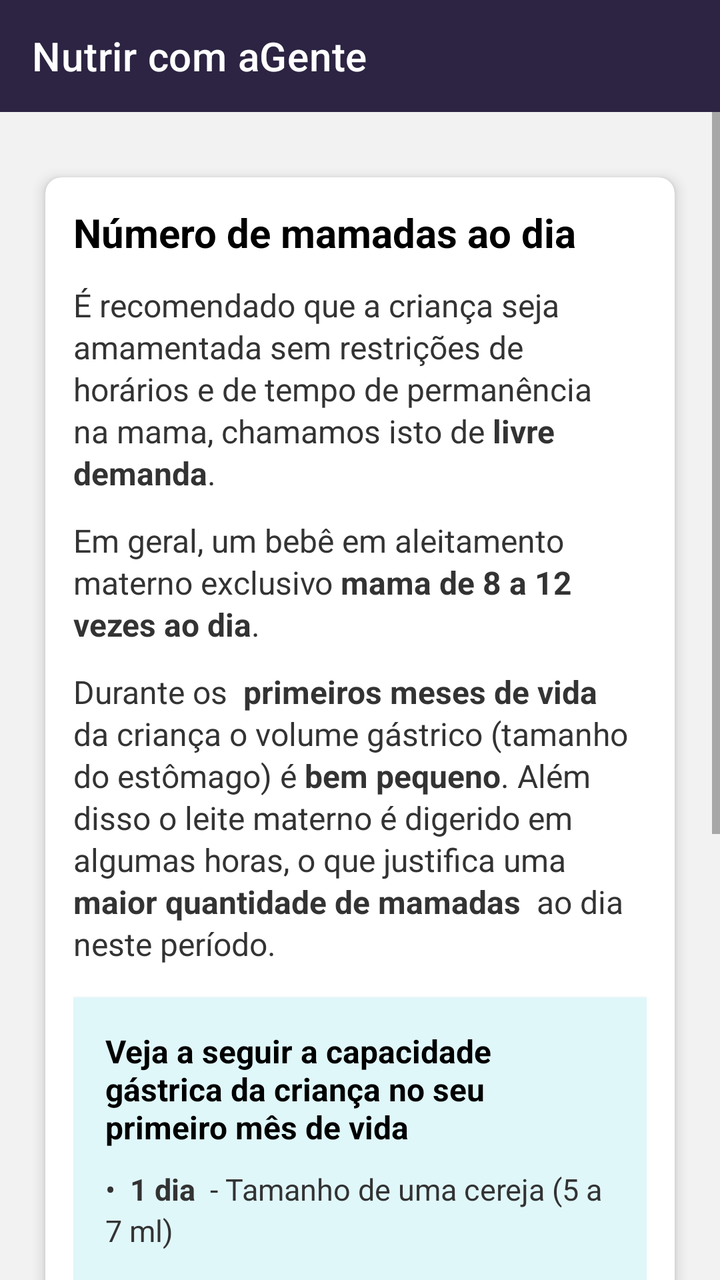
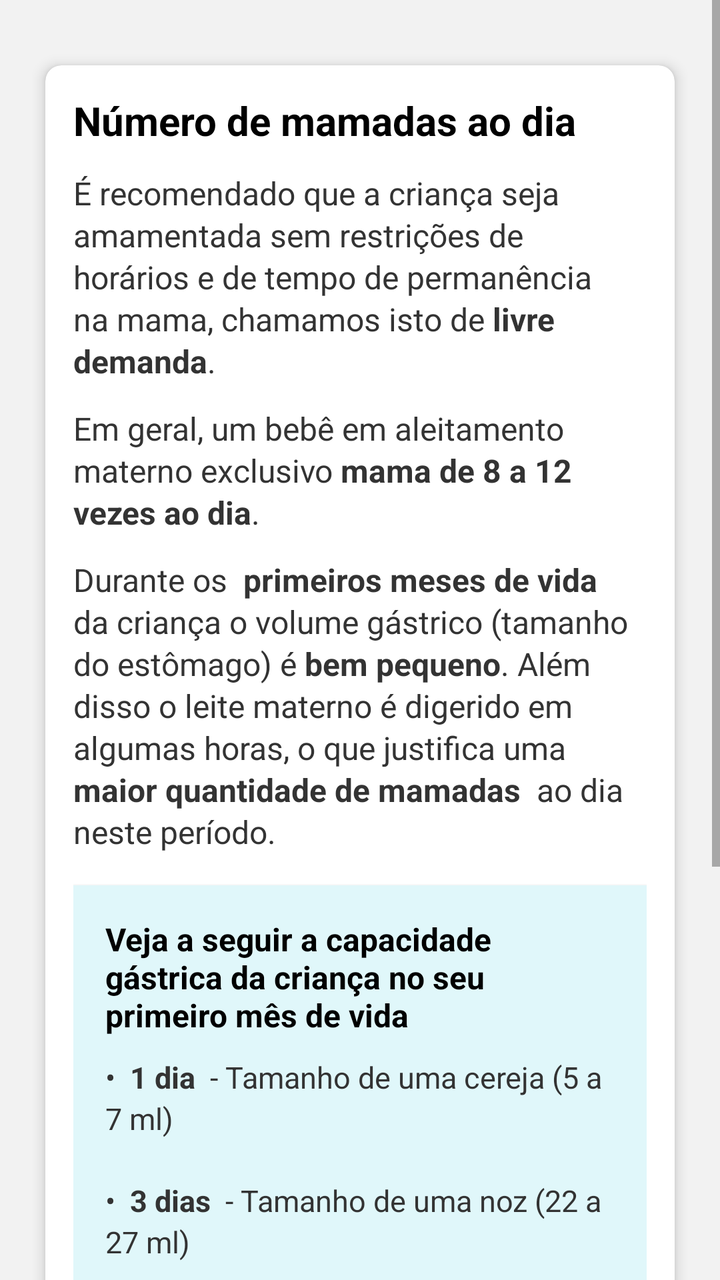

Compare the two renders of this Android layout. The source of the first and the diff that turns it into the second are given below.
<!-- AndroidManifest.xml: application theme Theme.NutrirAGente -->
<!-- res/layout/n_breastfeeding.xml -->
<?xml version="1.0" encoding="utf-8"?>
<LinearLayout xmlns:android="http://schemas.android.com/apk/res/android"
    xmlns:app="http://schemas.android.com/apk/res-auto"
    android:orientation="vertical"
    android:layout_width="match_parent"
    android:layout_height="match_parent"
    android:background="#F2F2F2">

    
    <androidx.appcompat.widget.Toolbar
        android:id="@+id/toolbar"
        android:layout_width="match_parent"
        android:layout_height="?attr/actionBarSize"
        android:background="#2C2442"
        app:title="@string/app_name"
        app:titleTextColor="@android:color/white"/>

    
    <ScrollView
        android:layout_width="match_parent"
        android:layout_height="match_parent"
        android:fillViewport="true">

        <LinearLayout
            android:layout_width="match_parent"
            android:layout_height="wrap_content"
            android:orientation="vertical"
            android:padding="16dp">

            
            <androidx.cardview.widget.CardView
                android:layout_width="match_parent"
                android:layout_height="wrap_content"
                android:layout_marginTop="8dp"
                android:layout_marginBottom="16dp"
                app:cardCornerRadius="8dp"
                app:cardElevation="4dp"
                app:cardUseCompatPadding="true">

                <LinearLayout
                    android:layout_width="match_parent"
                    android:layout_height="wrap_content"
                    android:orientation="vertical"
                    android:padding="14dp">

                    <LinearLayout
                        android:layout_width="match_parent"
                        android:layout_height="wrap_content"
                        android:orientation="vertical">

                        
                        <TextView
                            android:id="@+id/tvTitulo"
                            android:layout_width="wrap_content"
                            android:layout_height="wrap_content"
                            android:text="Número de mamadas ao dia"
                            android:textSize="20sp"
                            android:textStyle="bold"
                            android:textColor="#000000"
                            android:layout_marginBottom="12dp"/>

                        
                        <TextView
                            android:id="@+id/tvTextoPrincipal1"
                            android:layout_width="match_parent"
                            android:layout_height="wrap_content"
                            android:text="@string/mamadatext"
                            android:textSize="16sp"
                            android:textColor="#333333"
                            android:lineSpacingExtra="2dp"
                            android:layout_marginBottom="12dp"/>
                        <TextView
                            android:id="@+id/tvTextoPrincipal2"
                            android:layout_width="match_parent"
                            android:layout_height="wrap_content"
                            android:text="@string/mamadatext2"
                            android:textSize="16sp"
                            android:textColor="#333333"
                            android:lineSpacingExtra="2dp"
                            android:layout_marginBottom="12dp"/>

                        
                        <TextView
                            android:id="@+id/tvTextoSecundario1"
                            android:layout_width="match_parent"
                            android:layout_height="wrap_content"
                            android:text="@string/mamadatext3"
                            android:textSize="16sp"
                            android:textColor="#333333"
                            android:lineSpacingExtra="2dp"
                            android:layout_marginBottom="16dp"/>

                        
                        <LinearLayout
                            android:id="@+id/cardCapacidadeGastrica1"
                            android:layout_width="match_parent"
                            android:layout_height="wrap_content"
                            android:orientation="vertical"
                            android:background="#E0F7FA"
                            android:padding="16dp"
                            android:layout_marginBottom="20dp"
                            android:elevation="2dp">

                            <TextView
                                android:id="@+id/tvCardTitulo"
                                android:layout_width="wrap_content"
                                android:layout_height="wrap_content"
                                android:text="Veja a seguir a capacidade gástrica da criança no seu primeiro mês de vida"
                                android:textSize="16sp"
                                android:textStyle="bold"
                                android:textColor="#000000"
                                android:layout_marginBottom="10dp"/>

                            <TextView
                                android:id="@+id/tvCardLista1"
                                android:layout_width="wrap_content"
                                android:layout_height="wrap_content"
                                android:text="@string/mamadatext41"
                                android:textSize="15sp"
                                android:textColor="#333333"
                                android:lineSpacingExtra="3dp"/>

                            <TextView
                                android:id="@+id/tvCardLista2"
                                android:layout_width="wrap_content"
                                android:layout_height="wrap_content"
                                android:text="@string/mamadatext42"
                                android:textSize="15sp"
                                android:textColor="#333333"
                                android:lineSpacingExtra="3dp"/>

                            <TextView
                                android:id="@+id/tvCardLista3"
                                android:layout_width="wrap_content"
                                android:layout_height="wrap_content"
                                android:text="@string/mamadatext43"
                                android:textSize="15sp"
                                android:textColor="#333333"
                                android:lineSpacingExtra="3dp"/>

                            <TextView
                                android:id="@+id/tvCardLista4"
                                android:layout_width="wrap_content"
                                android:layout_height="wrap_content"
                                android:text="@string/mamadatext44"
                                android:textSize="15sp"
                                android:textColor="#333333"
                                android:lineSpacingExtra="3dp"/>

                            
                            <com.airbnb.lottie.LottieAnimationView
                                android:id="@+id/lottieEstomago"
                                android:layout_width="100dp"
                                android:layout_height="100dp"
                                android:layout_gravity="center"
                                app:lottie_rawRes="@raw/ic_estomago"
                                app:lottie_autoPlay="true"
                                app:lottie_loop="true"/>
                        </LinearLayout>

                    </LinearLayout>

                </LinearLayout>
            </androidx.cardview.widget.CardView>

        </LinearLayout>
    </ScrollView>
</LinearLayout>
<!-- resources referenced by this layout -->
<resources>
  <string name="app_name">Nutrir com aGente</string>
  <string name="mamadatext">
          <p>É recomendado que a criança seja amamentada sem restrições de horários e de tempo de permanência na mama, chamamos isto de <b>livre demanda</b>.</p>
      </string>
  <string name="mamadatext2">
      <p>Em geral, um bebê em aleitamento materno exclusivo <b>mama de 8 a 12 vezes ao dia</b>.</p>
      </string>
  <string name="mamadatext3">
          Durante os <b> primeiros meses de vida </b> da criança o volume gástrico (tamanho do estômago) é <b>bem pequeno</b>. Além disso o leite materno é digerido em algumas horas, o que justifica uma <b> maior quantidade de mamadas </b> ao dia neste período.
      </string>
  <string name="mamadatext41">
          • <b> 1 dia </b> - Tamanho de uma cereja (5 a 7 ml)\n
      </string>
  <string name="mamadatext42">
          • <b> 3 dias </b> - Tamanho de uma noz (22 a 27 ml)\n
      </string>
  <string name="mamadatext43">
          • <b> 7 dias </b> - Tamanho de um pêssego (46 a 60 ml)\n
      </string>
  <string name="mamadatext44">
           • <b> 30 dias </b> - Tamanho de um ovo de galinha (80 a 150 ml)
      </string>
  <style name="Theme.NutrirAGente" parent="Theme.MaterialComponents.Light.NoActionBar">
          
          <item name="colorPrimary">@color/purple_500</item>
          <item name="colorPrimaryVariant">@color/blue_toolbar</item>
          <item name="colorOnPrimary">@color/white</item>
          <item name="colorOnPrimaryFixedVariant">@color/blue_toolbar</item>
          
          <item name="colorSecondary">@color/teal_200</item>
          <item name="colorSecondaryVariant">@color/teal_700</item>
          <item name="colorOnSecondary">@color/black</item>
          
          <item name="android:statusBarColor">@color/blue_toolbar</item>
          
      </style>
  <color name="purple_500">#FF6200EE</color>
  <color name="blue_toolbar">#272643</color>
  <color name="white">#FFFFFFFF</color>
  <color name="teal_200">#FF03DAC5</color>
  <color name="teal_700">#FF018786</color>
  <color name="black">#FF000000</color>
</resources>

<!-- the commit's change to res/layout/n_breastfeeding.xml (unified diff, before → after) -->
@@ -6,14 +6,6 @@
     android:layout_height="match_parent"
     android:background="#F2F2F2">
 
-    
-    <androidx.appcompat.widget.Toolbar
-        android:id="@+id/toolbar"
-        android:layout_width="match_parent"
-        android:layout_height="?attr/actionBarSize"
-        android:background="#2C2442"
-        app:title="@string/app_name"
-        app:titleTextColor="@android:color/white"/>
 
     
     <ScrollView
<!-- resource entries referenced after the edit -->
@@ -1,6 +1,5 @@
 <!-- resources referenced by this layout -->
 <resources>
-  <string name="app_name">Nutrir com aGente</string>
   <string name="mamadatext">
           <p>É recomendado que a criança seja amamentada sem restrições de horários e de tempo de permanência na mama, chamamos isto de <b>livre demanda</b>.</p>
       </string>
